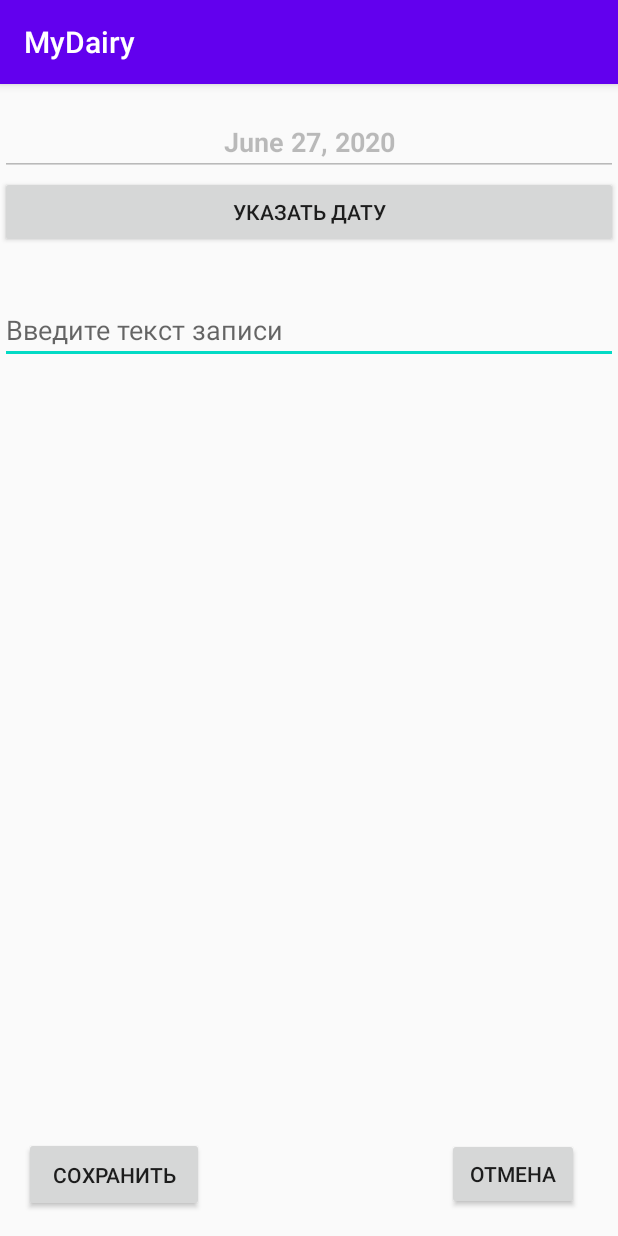
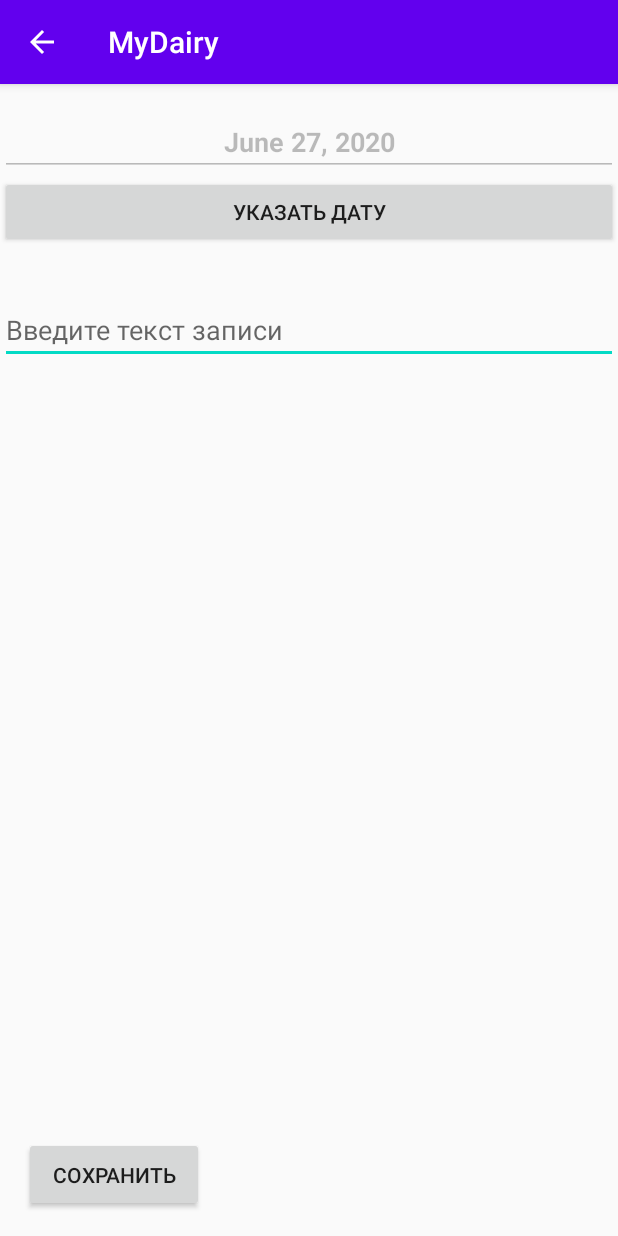
Before and after one commit to ProgressiveArt/MyDairy, an Android app: the DairyActivity screen opened directly, with no data from a screen before it, on a phone screen of 412 x 824 dp. Run offline under Robolectric (Android 15) with nearby library versions, the phone set to English and light mode, and no system bars.

Commit message:
Починил возврат к Main + кнопка "Назад"

```diff
--- a/app/src/main/res/layout/activity_dairy.xml
+++ b/app/src/main/res/layout/activity_dairy.xml
@@ -67,19 +67,4 @@
         android:text="Удалить"
         app:layout_constraintBottom_toBottomOf="parent"
         app:layout_constraintEnd_toEndOf="parent" />
-
-    <Button
-        android:id="@+id/cancelButton"
-        android:layout_width="wrap_content"
-        android:layout_height="wrap_content"
-        android:layout_marginStart="26dp"
-        android:layout_marginEnd="26dp"
-        android:layout_marginBottom="17dp"
-        android:onClick="goHome"
-        android:text="Отмена"
-        android:textAlignment="center"
-        app:layout_constraintBottom_toBottomOf="parent"
-        app:layout_constraintEnd_toStartOf="@+id/deleteButton"
-        app:layout_constraintHorizontal_bias="1.0"
-        app:layout_constraintStart_toEndOf="@+id/saveButton" />
 </androidx.constraintlayout.widget.ConstraintLayout>
```
Also changed, not shown: app/src/main/java/com/example/mydairy/DairyActivity.java (+25 -0 lines), app/src/main/java/com/example/mydairy/DairyActivityMain.java (+24 -0 lines).
